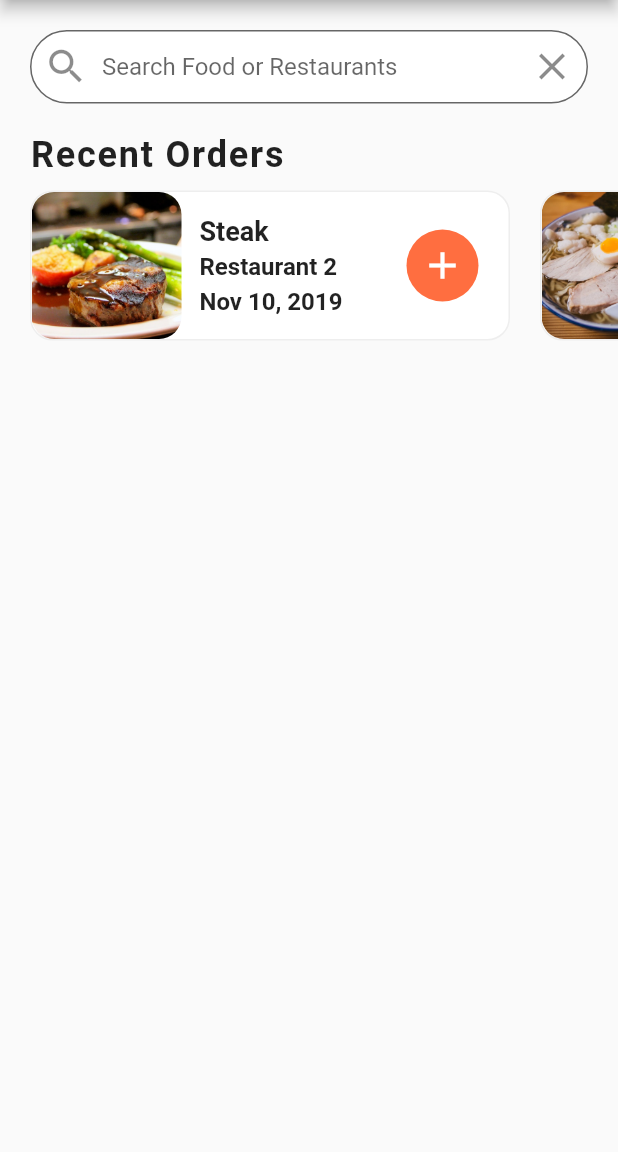
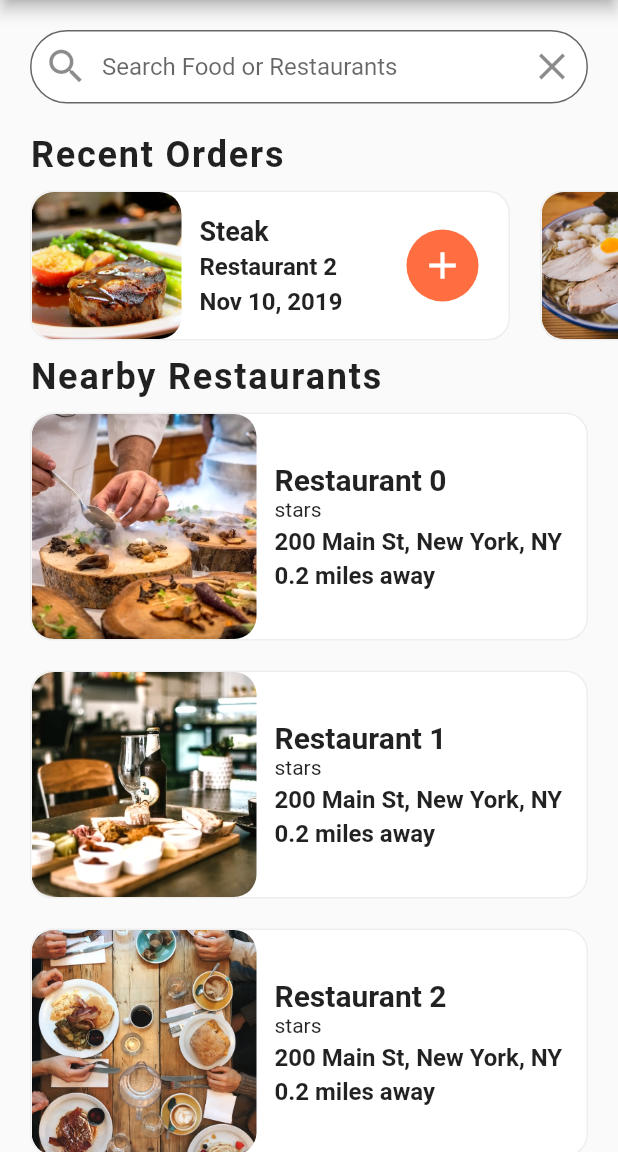
Before and after one commit to zainahmed0597/flutter_food_delivery_ui, a Flutter app: the screen it shows after launch, on a phone screen of 412 x 824 dp, the part 84-1236 px from its top. Run offline on Flutter 3.47's test engine with Material 2 defaults, Android fonts, the phone set to English and light mode, and no system bars.

Commit message:
working main UI

```diff
--- a/lib/screen/home_screen.dart
+++ b/lib/screen/home_screen.dart
@@ -1,5 +1,7 @@
 import 'package:flutter/material.dart';
 import 'package:flutter_food_delivery_ui/data/data.dart';
+import 'package:flutter_food_delivery_ui/models/restaurant.dart';
+import 'package:flutter_food_delivery_ui/widgets/rating_stars.dart';
 import 'package:flutter_food_delivery_ui/widgets/recent_order.dart';
 
 class HomeScreen extends StatefulWidget {
@@ -8,6 +10,68 @@ class HomeScreen extends StatefulWidget {
 }
 
 class _HomeScreenState extends State<HomeScreen> {
+  _buildRestaurants() {
+    List<Widget> restaurantList = [];
+    restaurants.forEach((Restaurant restaurant) {
+      restaurantList.add(Container(
+        margin: EdgeInsets.symmetric(horizontal: 20.0, vertical: 10.0),
+        decoration: BoxDecoration(
+          color: Colors.white,
+          borderRadius: BorderRadius.circular(15.0),
+          border: Border.all(
+            width: 1.0,
+            color: Colors.grey[200],
+          ),
+        ),
+        child: Row(
+          children: [
+            ClipRRect(
+              borderRadius: BorderRadius.circular(15.0),
+              child: Image(
+                height: 150.0,
+                width: 150.0,
+                fit: BoxFit.cover,
+                image: AssetImage(restaurant.imageUrl),
+              ),
+            ),
+            Expanded(
+              child: Container(
+                margin: EdgeInsets.all(12.0),
+                child: Column(crossAxisAlignment: CrossAxisAlignment.start,
+                  mainAxisAlignment: MainAxisAlignment.center,
+                  children: [
+                    Text(
+                      restaurant.name,
+                      style:
+                          TextStyle(fontSize: 20.0, fontWeight: FontWeight.bold),
+                      overflow: TextOverflow.ellipsis,
+                    ),
+                    RatingStars(restaurant.rating),
+                    SizedBox(height: 4.0),
+                    Text(
+                      restaurant.address,
+                      style:
+                          TextStyle(fontSize: 16.0, fontWeight: FontWeight.w600),
+                      overflow: TextOverflow.ellipsis,
+                    ),
+                    SizedBox(height: 4.0),
+                    Text(
+                      '0.2 miles away',
+                      style:
+                          TextStyle(fontSize: 16.0, fontWeight: FontWeight.w600),
+                      overflow: TextOverflow.ellipsis,
+                    ),
+                  ],
+                ),
+              ),
+            ),
+          ],
+        ),
+      ));
+    });
+    return Column(children: restaurantList);
+  }
+
   @override
   Widget build(BuildContext context) {
     return Scaffold(
@@ -55,6 +119,22 @@ class _HomeScreenState extends State<HomeScreen> {
           ),
         ),
         RecentOrders(),
+        Column(
+          crossAxisAlignment: CrossAxisAlignment.start,
+          children: [
+            Padding(
+              padding: EdgeInsets.symmetric(horizontal: 20.0),
+              child: Text(
+                'Nearby Restaurants',
+                style: TextStyle(
+                    fontSize: 24.0,
+                    fontWeight: FontWeight.w600,
+                    letterSpacing: 1.2),
+              ),
+            ),
+            _buildRestaurants(),
+          ],
+        )
       ]),
     );
   }
--- /dev/null
+++ b/lib/widgets/rating_stars.dart
@@ -0,0 +1,16 @@
+import 'package:flutter/material.dart';
+
+class RatingStars extends StatelessWidget {
+
+  final int rating;
+
+  RatingStars(this.rating);
+
+  @override
+  Widget build(BuildContext context) {
+    String stars = '';
+
+    return Text('stars');
+
+  }
+}
```
